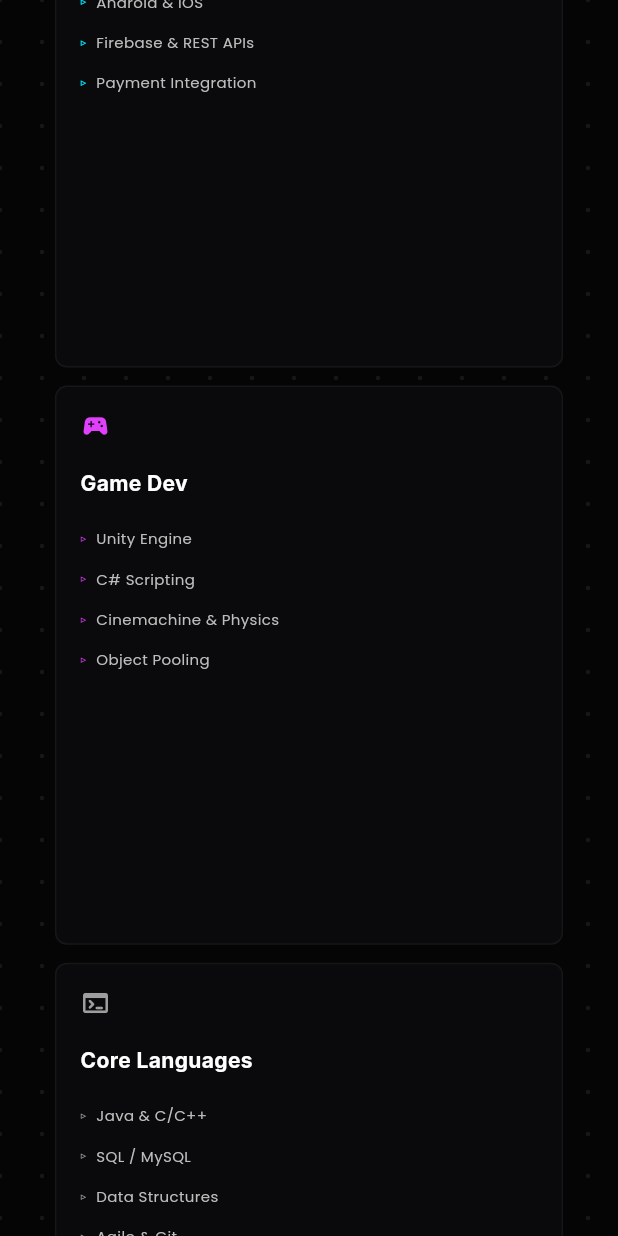
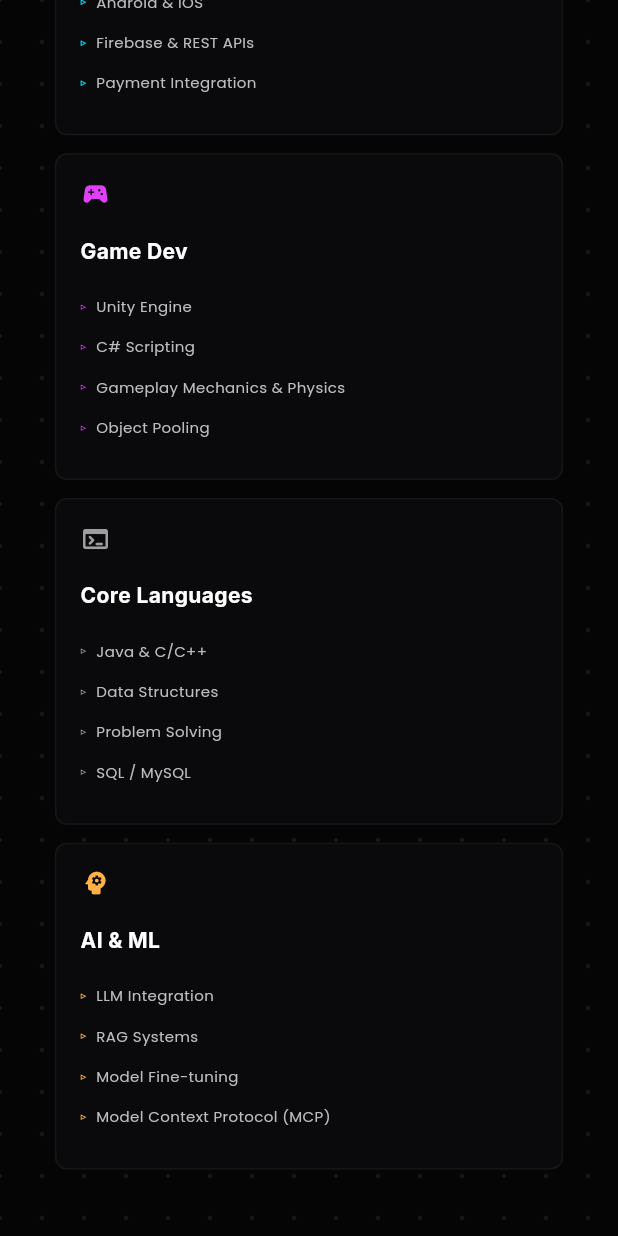
Before and after one commit to SarthakGupta2912/Sarthak_Portfolio_Website, a Flutter app: the screen it shows after launch, scrolled down 576 dp, on a phone screen of 412 x 824 dp. Run offline on Flutter 3.47's test engine with Material 3 defaults, Android fonts, the light colour scheme and no system bars; our stand-ins replace google_fonts.

Commit message:
web release

```diff
--- a/lib/main.dart
+++ b/lib/main.dart
@@ -906,26 +906,36 @@ class SkillsSection extends StatelessWidget {
   @override
   Widget build(BuildContext context) {
     final double headerGap = (media.height * 0.045).clamp(24.0, 60.0);
-    final int cols = media.width > 800 ? 3 : 1;
-    final double gridSpacing = (media.width * 0.020).clamp(12.0, 30.0);
-    final double childAspect = cols == 3
-        ? 0.85
-        : (media.width / (media.height * 0.55)).clamp(0.7, 1.8);
 
     return Column(
       crossAxisAlignment: CrossAxisAlignment.start,
       children: [
         SectionHeader(number: '02', title: 'Arsenal', media: media),
         SizedBox(height: headerGap),
-        GridView.count(
-          crossAxisCount: cols,
-          shrinkWrap: true,
-          physics: const NeverScrollableScrollPhysics(),
-          mainAxisSpacing: gridSpacing,
-          crossAxisSpacing: gridSpacing,
-          childAspectRatio: childAspect,
-          children: [
-            TiltCard(
+        LayoutBuilder(
+          builder: (context, constraints) {
+            final double availableWidth = constraints.maxWidth;
+            final bool isMobile = availableWidth <= 800;
+            final double cardSpacing = (availableWidth * 0.020).clamp(
+              12.0,
+              30.0,
+            );
+
+            // Card builder — no cardWidth needed
+            TiltCard buildCard({
+              required IconData icon,
+              required Color iconColor,
+              required String title,
+              required List<String> skills,
+            }) => TiltCard(
+              icon: icon,
+              iconColor: iconColor,
+              title: title,
+              skills: skills,
+              media: media,
+            );
+
+            final c0 = buildCard(
               icon: Icons.phone_android_rounded,
               iconColor: const Color(0xFF00E5FF),
               title: 'Mobile & Web',
@@ -935,33 +945,93 @@ class SkillsSection extends StatelessWidget {
                 'Firebase & REST APIs',
                 'Payment Integration',
               ],
-              media: media,
-            ),
-            TiltCard(
+            );
+            final c1 = buildCard(
               icon: Icons.sports_esports_rounded,
               iconColor: Colors.purpleAccent,
               title: 'Game Dev',
               skills: const [
                 'Unity Engine',
                 'C# Scripting',
-                'Cinemachine & Physics',
+                'Gameplay Mechanics & Physics',
                 'Object Pooling',
               ],
-              media: media,
-            ),
-            TiltCard(
+            );
+            final c2 = buildCard(
               icon: Icons.terminal_rounded,
               iconColor: Colors.grey,
               title: 'Core Languages',
               skills: const [
                 'Java & C/C++',
+                'Data Structures',
+                'Problem Solving',
                 'SQL / MySQL',
-                'Data Structures',
-                'Agile & Git',
-              ],
-              media: media,
-            ),
-          ],
+              ],
+            );
+            final c3 = buildCard(
+              icon: Icons.psychology_rounded,
+              iconColor: const Color(0xFFFFB347),
+              title: 'AI & ML',
+              skills: const [
+                'LLM Integration',
+                'RAG Systems',
+                'Model Fine-tuning',
+                'Model Context Protocol (MCP)',
+              ],
+            );
+
+            // Mobile: single column
+            if (isMobile) {
+              return Column(
+                crossAxisAlignment: CrossAxisAlignment.stretch,
+                children: [c0, c1, c2, c3]
+                    .map(
+                      (c) => Padding(
+                        padding: EdgeInsets.only(bottom: cardSpacing),
+                        child: c,
+                      ),
+                    )
+                    .toList(),
+              );
+            }
+
+            // Desktop — Expanded handles all width math, overflow is impossible
+            return Column(
+              crossAxisAlignment: CrossAxisAlignment.start,
+              children: [
+                // Row 1: all three cards, equal width via Expanded
+                IntrinsicHeight(
+                  child: Row(
+                    crossAxisAlignment: CrossAxisAlignment.stretch,
+                    children: [
+                      Expanded(child: c0),
+                      SizedBox(width: cardSpacing),
+                      Expanded(child: c1),
+                      SizedBox(width: cardSpacing),
+                      Expanded(child: c2),
+                    ],
+                  ),
+                ),
+
+                SizedBox(height: cardSpacing),
+
+                // Row 2: invisible Expanded spacer + card[3] + invisible Expanded spacer
+                // This keeps card[3] centred under card[1] at exactly 1/3 width
+                IntrinsicHeight(
+                  child: Row(
+                    crossAxisAlignment: CrossAxisAlignment.stretch,
+                    children: [
+                      const Expanded(child: SizedBox.shrink()), // col 0 ghost
+                      SizedBox(width: cardSpacing),
+                      Expanded(child: c3), // col 1 = under c1
+                      SizedBox(width: cardSpacing),
+                      const Expanded(child: SizedBox.shrink()), // col 2 ghost
+                    ],
+                  ),
+                ),
+              ],
+            );
+          },
         ),
       ],
     );
@@ -977,6 +1047,7 @@ class TiltCard extends StatefulWidget {
   final String title;
   final List<String> skills;
   final Size media;
+  // ← cardWidth removed
 
   const TiltCard({
     super.key,
@@ -1016,6 +1087,7 @@ class _TiltCardState extends State<TiltCard> {
         child: AnimatedContainer(
           duration: const Duration(milliseconds: 250),
           curve: Curves.easeOut,
+          // ← No width set here. Parent (Expanded) controls it.
           padding: EdgeInsets.all(pad),
           decoration: BoxDecoration(
             color: const Color(0xFF0A0A0C),
@@ -1026,9 +1098,9 @@ class _TiltCardState extends State<TiltCard> {
                   : Colors.white.withOpacity(0.05),
             ),
           ),
-          child: SingleChildScrollView(
           child: Column(
             crossAxisAlignment: CrossAxisAlignment.start,
+            mainAxisSize: MainAxisSize.min,
             children: [
               Icon(widget.icon, color: widget.iconColor, size: iconSize),
               SizedBox(height: innerGap1),
@@ -1068,7 +1140,6 @@ class _TiltCardState extends State<TiltCard> {
                 ),
               ),
             ],
-            ),
           ),
         ),
       ),
```
Also changed, not shown: pubspec.yaml (+6 -1 lines), pubspec.lock, 6 other files. Lines whose indentation alone changed are shown as unchanged.
